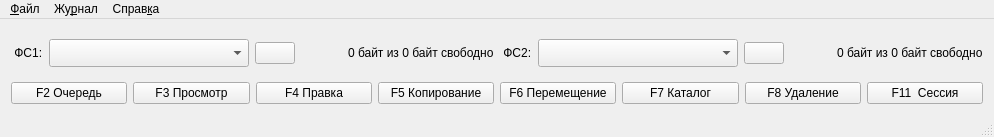
The window that mainwindow.ui (cc3k/DataTransfer) describes before a commit, drawn with Qt 5.
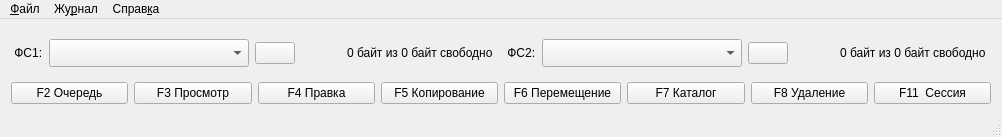
The same window after the commit.

Diff of the .ui file:
```diff
--- a/mainwindow.ui
+++ b/mainwindow.ui
@@ -6,7 +6,7 @@
    <rect>
     <x>0</x>
     <y>0</y>
-    <width>994</width>
+    <width>1002</width>
     <height>137</height>
    </rect>
   </property>
@@ -28,6 +28,9 @@
       </property>
       <item row="0" column="0">
        <layout class="QHBoxLayout" name="horizontalLayout">
+        <property name="rightMargin">
+         <number>5</number>
+        </property>
         <item>
          <widget class="QLabel" name="labelFS1">
           <property name="minimumSize">
@@ -118,6 +121,9 @@
       </item>
       <item row="0" column="1">
        <layout class="QHBoxLayout" name="horizontalLayout_2">
+        <property name="rightMargin">
+         <number>5</number>
+        </property>
         <item>
          <widget class="QLabel" name="labelFS2">
           <property name="minimumSize">
@@ -278,7 +284,7 @@
     <rect>
      <x>0</x>
      <y>0</y>
-     <width>994</width>
+     <width>1002</width>
      <height>28</height>
     </rect>
    </property>
```
